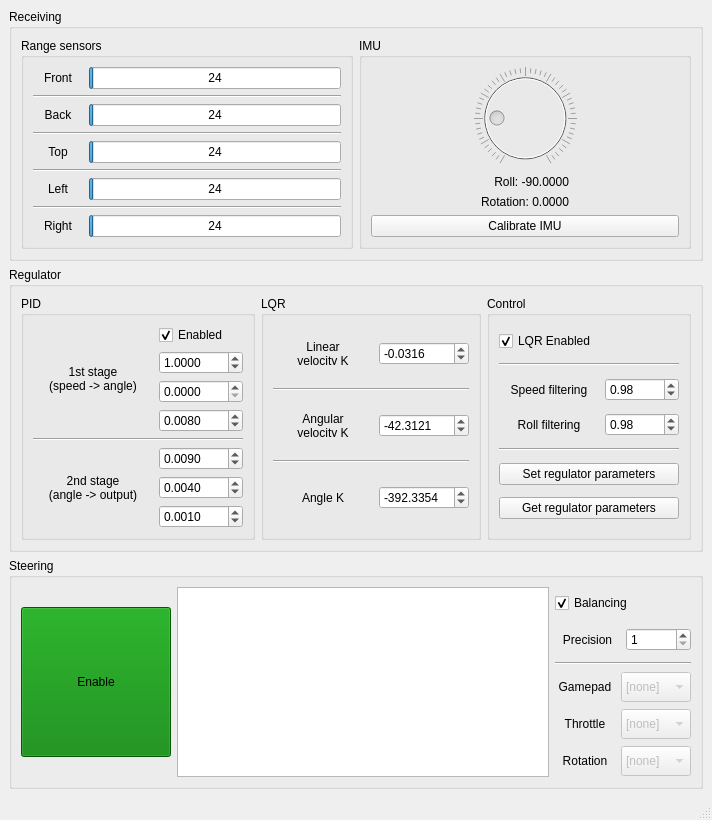
This is src/rys_control/remote/src/UI/Layouts/RysRemoteMainWindowLayout.ui in GroupOfRobots/MiniRysV4ROS2 as Qt 5 draws it before an edit. The edited form follows.
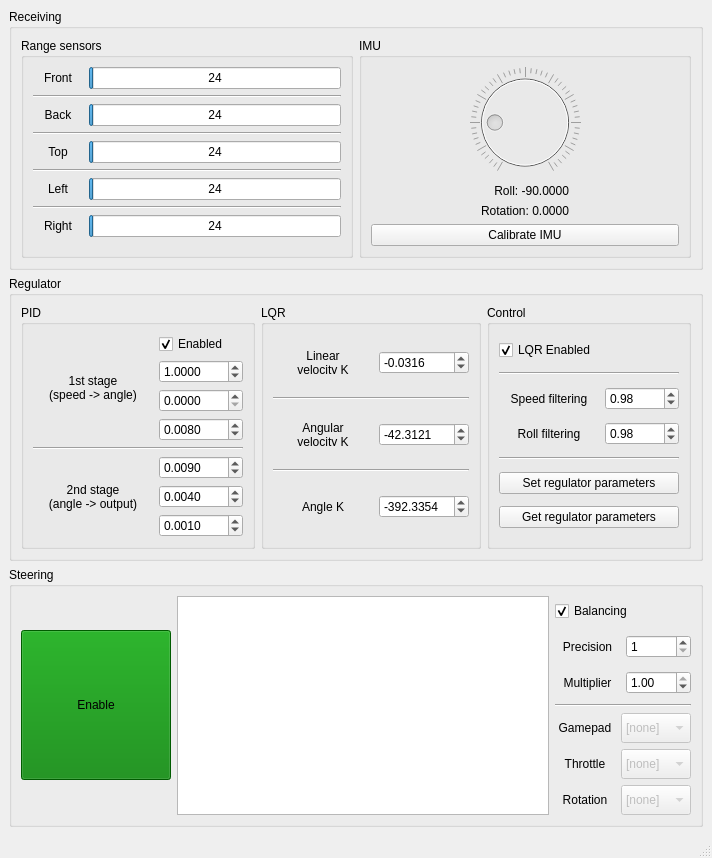
This is the edited form.

Commit message: rys_remote: added multiplier for manual steering

```diff
--- a/src/rys_control/remote/src/UI/Layouts/RysRemoteMainWindowLayout.ui
+++ b/src/rys_control/remote/src/UI/Layouts/RysRemoteMainWindowLayout.ui
@@ -7,7 +7,7 @@
     <x>0</x>
     <y>0</y>
     <width>712</width>
-    <height>820</height>
+    <height>858</height>
    </rect>
   </property>
   <property name="windowTitle">
@@ -1059,6 +1059,39 @@
            </item>
           </layout>
          </item>
+         <item>
+          <layout class="QHBoxLayout" name="multiplierHorizontalLayout">
+           <item>
+            <widget class="QLabel" name="multiplierComboBoxLabel">
+             <property name="minimumSize">
+              <size>
+               <width>60</width>
+               <height>30</height>
+              </size>
+             </property>
+             <property name="text">
+              <string>Multiplier</string>
+             </property>
+             <property name="alignment">
+              <set>Qt::AlignCenter</set>
+             </property>
+            </widget>
+           </item>
+           <item>
+            <widget class="QDoubleSpinBox" name="multiplierDoubleSpinBox">
+             <property name="maximum">
+              <double>1.000000000000000</double>
+             </property>
+             <property name="singleStep">
+              <double>0.010000000000000</double>
+             </property>
+             <property name="value">
+              <double>1.000000000000000</double>
+             </property>
+            </widget>
+           </item>
+          </layout>
+         </item>
          <item>
           <widget class="Line" name="line_8">
            <property name="orientation">
```
The commit also changes 2 other files.
